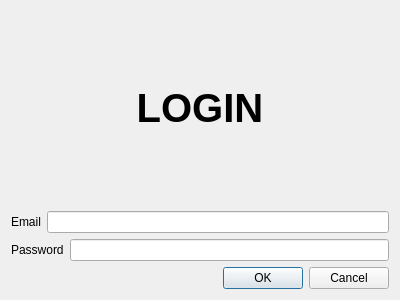
This is PetProjectGUI/login.ui in jacksodl23/cs-205-pet-adoption as Qt 5 draws it before an edit. The edited form follows.
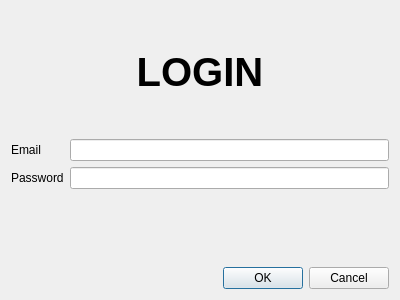
This is the edited form.

Diff of the .ui file:
```diff
--- a/PetProjectGUI/login.ui
+++ b/PetProjectGUI/login.ui
@@ -13,10 +13,8 @@
   <property name="windowTitle">
    <string>Dialog</string>
   </property>
-  <layout class="QVBoxLayout" name="verticalLayout_2">
-   <item>
-    <layout class="QVBoxLayout" name="verticalLayout">
-     <item>
+  <layout class="QGridLayout" name="gridLayout">
+   <item row="0" column="0">
       <widget class="QLabel" name="loginLabel">
        <property name="font">
         <font>
@@ -33,37 +31,31 @@
        </property>
       </widget>
      </item>
-     <item>
-      <layout class="QHBoxLayout" name="horizontalLayout">
-       <item>
+   <item row="1" column="0">
+    <layout class="QFormLayout" name="formLayout">
+     <item row="0" column="0">
         <widget class="QLabel" name="emailLabel">
          <property name="text">
           <string>Email</string>
          </property>
         </widget>
        </item>
-       <item>
+     <item row="0" column="1">
         <widget class="QLineEdit" name="emailField"/>
        </item>
-      </layout>
-     </item>
-     <item>
-      <layout class="QHBoxLayout" name="horizontalLayout_2">
-       <item>
+     <item row="1" column="0">
         <widget class="QLabel" name="passwordLabel">
          <property name="text">
           <string>Password</string>
          </property>
         </widget>
        </item>
-       <item>
+     <item row="1" column="1">
         <widget class="QLineEdit" name="passwordField"/>
        </item>
       </layout>
      </item>
-    </layout>
-   </item>
-   <item>
+   <item row="2" column="0">
     <widget class="QDialogButtonBox" name="loginOkay">
      <property name="orientation">
       <enum>Qt::Horizontal</enum>
```
Lines whose indentation alone changed are shown as unchanged.
